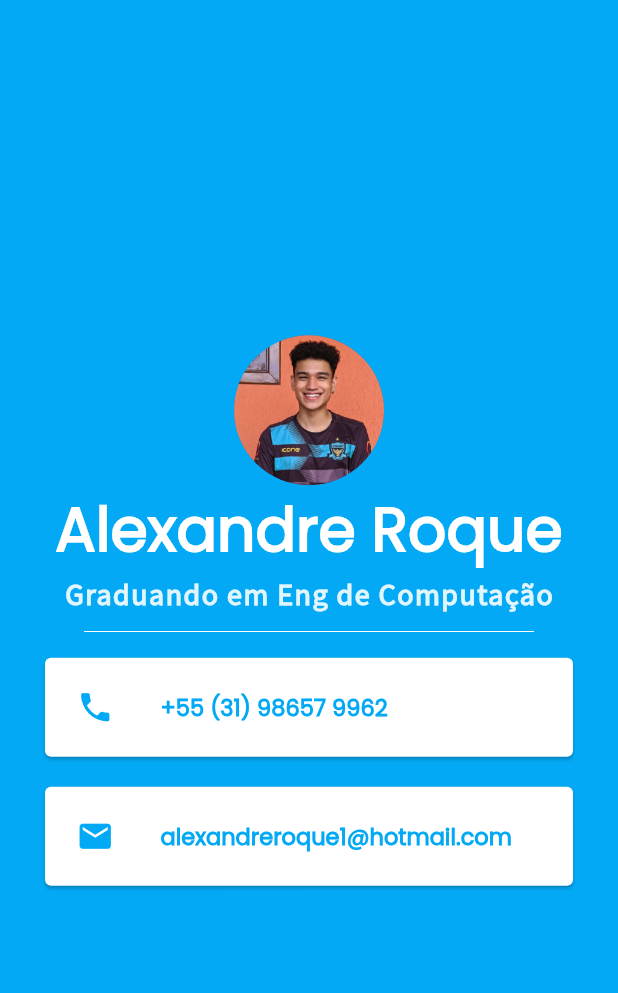
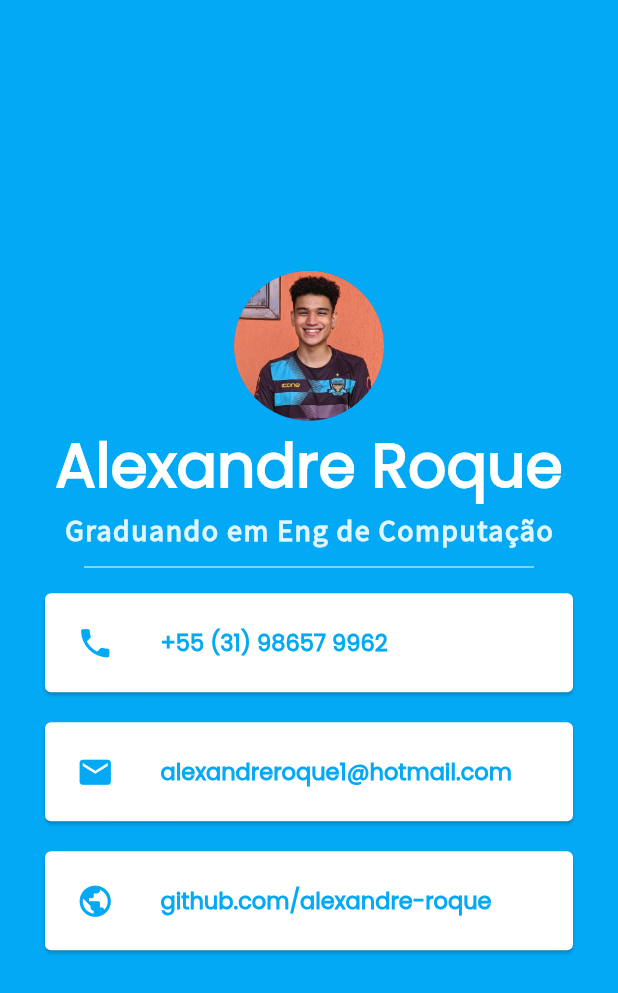
Before and after one commit to alexandre-roque/LearningFlutter, a Flutter app: the screen it shows after launch, on a phone screen of 412 x 824 dp. Shown: the top 993 px of the screen. Run offline on Flutter 3.47's test engine with Material 2 defaults, Android fonts, the phone set to English and light mode, and no system bars.

Commit message:
Git card adicionado

```diff
--- a/my_card_project/lib/main.dart
+++ b/my_card_project/lib/main.dart
@@ -50,7 +50,6 @@ class MyApp extends StatelessWidget {
                   left: 30,
                   right:30,
                 ),
-
                 child: Padding(
                   padding: EdgeInsets.all(5),
 
@@ -61,7 +60,6 @@ class MyApp extends StatelessWidget {
                         size: 25,
                         color: Colors.lightBlue,
                       ),
-
                     title:
                     Text(
                       '+55 (31) 98657 9962',
@@ -71,16 +69,13 @@ class MyApp extends StatelessWidget {
                 ),
               ),
 
-
               Card(
                   margin: EdgeInsets.symmetric(
                     vertical: 10,
                     horizontal: 30,
                   ),
-
                   child: Padding(
                     padding: EdgeInsets.all(5),
-
                     child:
                     ListTile(
                       leading:
@@ -96,8 +91,31 @@ class MyApp extends StatelessWidget {
                         ),
                     ),
                   )
+              ),
+
+              Card(
+                  margin: EdgeInsets.symmetric(
+                    vertical: 10,
+                    horizontal: 30,
+                  ),
+                  child: Padding(
+                    padding: EdgeInsets.all(5),
+                    child:
+                    ListTile(
+                      leading:
+                      Icon(
+                        Icons.public,
+                        size: 25,
+                        color: Colors.lightBlue,
+                      ),
+                      title:
+                      Text(
+                        'github.com/alexandre-roque',
+                        style: TextStyle(fontFamily: 'Poppins', color:Colors.lightBlue, fontSize: 15, fontWeight: FontWeight.bold),
+                      ),
+                    ),
+                  )
               )
-
             ],
           ),
         ),
```
